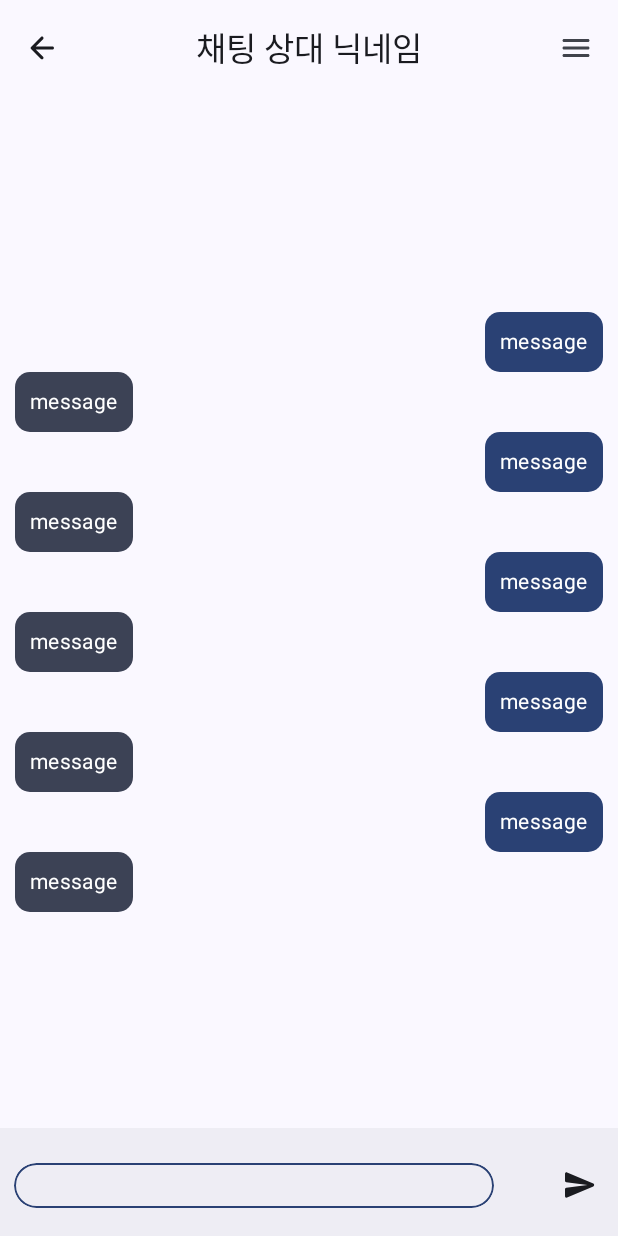
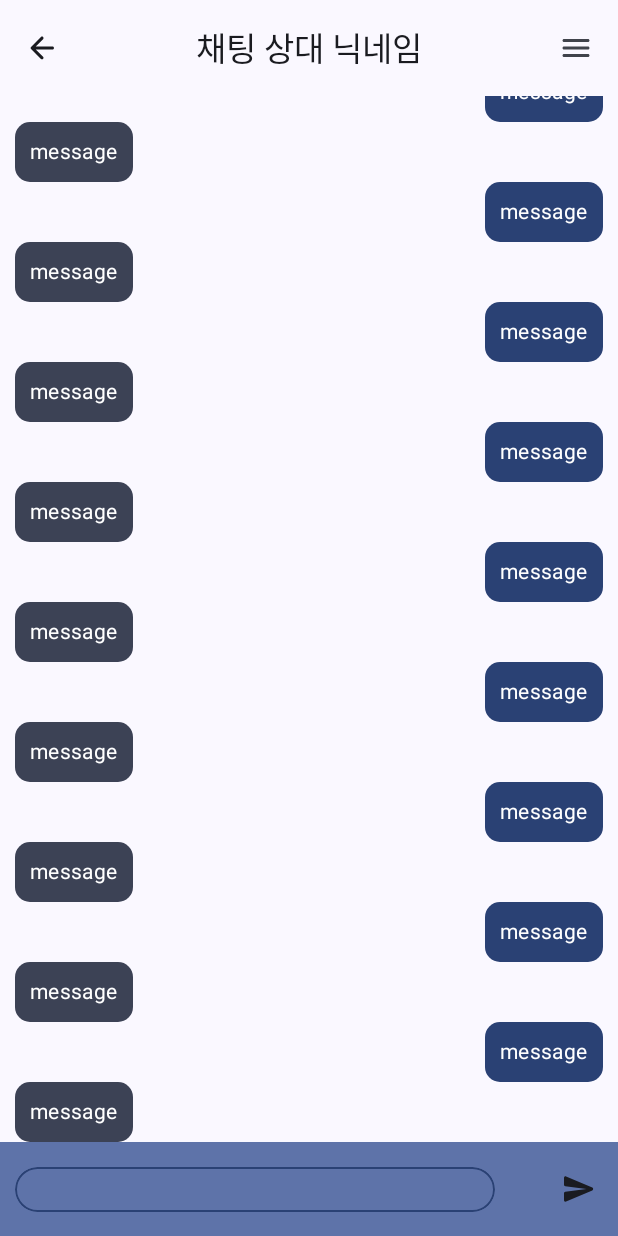
Before and after one commit to i-meant-to-be/CAU-MobileAppDev-Draw, an Android app built with Jetpack Compose: the chat screen opened through its navigation route, on a phone screen of 412 x 824 dp. Run offline under Robolectric (Android 15) with nearby library versions, the phone set to English and light mode, and no system bars; our stand-ins replace Dagger/Hilt's generated code.

Commit message:
032 Applied minor changes on views

```diff
--- a/frontend/app/src/main/AndroidManifest.xml
+++ b/frontend/app/src/main/AndroidManifest.xml
@@ -17,6 +17,7 @@
         <activity
             android:name=".MainActivity"
             android:exported="true"
+            android:windowSoftInputMode="adjustResize"
             android:theme="@style/Theme.DrawApplication">
             <intent-filter>
                 <action android:name="android.intent.action.MAIN" />
--- a/frontend/app/src/main/java/com/imeanttobe/drawapplication/view/BottomNavHostView.kt
+++ b/frontend/app/src/main/java/com/imeanttobe/drawapplication/view/BottomNavHostView.kt
@@ -35,7 +35,10 @@ fun BottomNavHostView(
         }
     ) { innerPadding ->
         when(viewModel.currentIndex.value) {
-            0 -> ChatView(modifier = Modifier.padding(innerPadding).fillMaxSize())
+            0 -> ChatView(
+                modifier = Modifier.padding(innerPadding).fillMaxSize(),
+                navigateTo = navigateTo
+            )
             1 -> ExploreView(modifier = Modifier.padding(innerPadding).fillMaxSize())
             2 -> ProfileView(modifier = Modifier.padding(innerPadding).fillMaxSize())
             3 -> DevView(
--- a/frontend/app/src/main/java/com/imeanttobe/drawapplication/view/bottomnav/ProfileView.kt
+++ b/frontend/app/src/main/java/com/imeanttobe/drawapplication/view/bottomnav/ProfileView.kt
@@ -91,7 +91,6 @@ fun ProfileViewGrid(
         items(viewModel.imageUris.size) {
             index->
             ProfileViewImageItem(
-
                 imageUri = viewModel.imageUris[index],
                 onImageClick = {}
             )
--- a/frontend/app/src/main/java/com/imeanttobe/drawapplication/view/chat/ChatDetailView.kt
+++ b/frontend/app/src/main/java/com/imeanttobe/drawapplication/view/chat/ChatDetailView.kt
@@ -7,15 +7,25 @@ import androidx.compose.foundation.border
 import androidx.compose.foundation.combinedClickable
 import androidx.compose.foundation.layout.Arrangement
 import androidx.compose.foundation.layout.Box
+import androidx.compose.foundation.layout.Column
+import androidx.compose.foundation.layout.ExperimentalLayoutApi
 import androidx.compose.foundation.layout.Row
+import androidx.compose.foundation.layout.WindowInsets
+import androidx.compose.foundation.layout.consumeWindowInsets
 import androidx.compose.foundation.layout.fillMaxSize
 import androidx.compose.foundation.layout.fillMaxWidth
 import androidx.compose.foundation.layout.height
+import androidx.compose.foundation.layout.ime
+import androidx.compose.foundation.layout.imePadding
+import androidx.compose.foundation.layout.navigationBars
 import androidx.compose.foundation.layout.padding
 import androidx.compose.foundation.layout.size
+import androidx.compose.foundation.layout.systemBarsIgnoringVisibility
+import androidx.compose.foundation.layout.windowInsetsPadding
 import androidx.compose.foundation.lazy.LazyColumn
 import androidx.compose.foundation.lazy.items
 import androidx.compose.foundation.lazy.itemsIndexed
+import androidx.compose.foundation.lazy.rememberLazyListState
 import androidx.compose.foundation.shape.RoundedCornerShape
 import androidx.compose.foundation.text.BasicTextField
 import androidx.compose.material.icons.Icons
@@ -33,6 +43,8 @@ import androidx.compose.material3.SnackbarHost
 import androidx.compose.material3.SnackbarHostState
 import androidx.compose.material3.Text
 import androidx.compose.runtime.Composable
+import androidx.compose.runtime.LaunchedEffect
+import androidx.compose.runtime.derivedStateOf
 import androidx.compose.runtime.remember
 import androidx.compose.runtime.rememberCoroutineScope
 import androidx.compose.ui.Alignment
@@ -54,16 +66,42 @@ import java.time.LocalDateTime
 
 operator fun <T> Iterable<T>.times(count: Int): List<T> = List(count) { this }.flatten()
 
+@OptIn(ExperimentalLayoutApi::class)
 @Composable
 fun ChatDetailView(
     modifier: Modifier = Modifier,
     viewModel: ChatDetailViewModel = hiltViewModel(),
     navigateUp: () -> Unit
 ) {
-    val coroutineScope = rememberCoroutineScope()
-    val snackbarHostState = remember { SnackbarHostState() }
-    val copyMessage = LocalContext.current.resources.getString(R.string.message_copied)
+    Scaffold(
+        modifier = modifier,
+        contentWindowInsets = WindowInsets(0.dp),
+        bottomBar = {
+            ChatDetailViewBottomBar(
+                text = viewModel.message.value,
+                onValueChange = viewModel::setMessage,
+                onSendClick = viewModel::send
+            )
+        }
+    ) { innerPadding ->
+        Column(
+           modifier = Modifier
+               .padding(innerPadding)
+               .fillMaxSize()
+        ) {
+            ChatDetailViewTopBar(
+                opponentNickname = viewModel.opponentNickname.value,
+                navigateUp = navigateUp
+            )
 
+            ChatDetailViewBody(
+                modifier = Modifier.fillMaxSize(),
+                // TODO: chatItems = listOf(),
+            )
+        }
+    }
+
+    /*
     Scaffold(
         modifier = modifier,
         snackbarHost = { SnackbarHost(hostState = snackbarHostState) },
@@ -96,6 +134,8 @@ fun ChatDetailView(
             }
         )
     }
+
+     */
 }
 
 @Composable
@@ -109,21 +149,26 @@ fun ChatDetailViewBody(
             userName = "",
             datetime = LocalDateTime.now()
         )
-    ) * 10,
-    showSnackbar: () -> Unit
+    ) * 30
 ) {
+    val listState = rememberLazyListState()
+
+    LaunchedEffect(key1 = remember { derivedStateOf { listState.firstVisibleItemIndex } }) {
+        listState.scrollToItem(listState.layoutInfo.totalItemsCount - 1)
+    }
+
     Box(
         modifier = modifier,
         contentAlignment = Alignment.Center
     ) {
         LazyColumn(
+            state = listState,
             verticalArrangement = Arrangement.Top
         ) {
             itemsIndexed(chatItems) { index, item ->
                 ChatBubble(
                     message = item.message,
-                    isMine = index % 2 == 0,
-                    showSnackbar = showSnackbar
+                    isMine = index % 2 == 0
                 )
             }
         }
@@ -133,10 +178,12 @@ fun ChatDetailViewBody(
 @OptIn(ExperimentalMaterial3Api::class)
 @Composable
 fun ChatDetailViewTopBar(
+    modifier: Modifier = Modifier,
     opponentNickname: String,
     navigateUp: () -> Unit
 ) {
     CenterAlignedTopAppBar(
+        modifier = modifier,
         title = { Text(text = opponentNickname) },
         navigationIcon = {
             IconButton(
@@ -165,8 +212,7 @@ fun ChatDetailViewTopBar(
 @Composable
 fun ChatBubble(
     message: String,
-    isMine: Boolean,
-    showSnackbar: () -> Unit
+    isMine: Boolean
 ) {
     val backgroundColor = if (isMine) MaterialTheme.colorScheme.primary else MaterialTheme.colorScheme.secondary
     val contentColor = if (isMine) MaterialTheme.colorScheme.onPrimary else MaterialTheme.colorScheme.onSecondary
@@ -188,7 +234,6 @@ fun ChatBubble(
                     onLongClick = {
                         haptics.performHapticFeedback(HapticFeedbackType.LongPress)
                         clipboardManager.setText(AnnotatedString(message))
-
                     }
                 )
                 .padding(10.dp),
@@ -208,10 +253,28 @@ fun ChatDetailViewBottomBar(
     onValueChange: (String) -> Unit,
     onSendClick: () -> Unit
 ) {
+    Row(
+        modifier = Modifier
+            .fillMaxWidth()
+            .background(color = MaterialTheme.colorScheme.primaryContainer)
+            .padding(vertical = 15.dp, horizontal = 10.dp)
+            .imePadding(),
+        verticalAlignment = Alignment.CenterVertically,
+        horizontalArrangement = Arrangement.SpaceBetween
+    ) {
+        ChatTextField(
+            text = text,
+            onValueChange = onValueChange
+        )
+        ChatSendButton(
+            onSendClick = onSendClick
+        )
+    }
+    /*
     BottomAppBar(
         modifier = Modifier
             .fillMaxWidth()
-            .height(72.dp),
+            .imePadding(),
     ) {
         Row(
             modifier = Modifier
@@ -229,6 +292,8 @@ fun ChatDetailViewBottomBar(
             )
         }
     }
+
+     */
 }
 
 @Composable
```
Also changed, not shown: frontend/app/src/main/java/com/imeanttobe/drawapplication/view/bottomnav/ChatView.kt (+8 -4 lines), frontend/app/src/main/java/com/imeanttobe/drawapplication/view/bottomnav/ExploreView.kt (+24 -16 lines), frontend/app/src/main/java/com/imeanttobe/drawapplication/viewmodel/ExploreViewModel.kt (+10 -10 lines).
